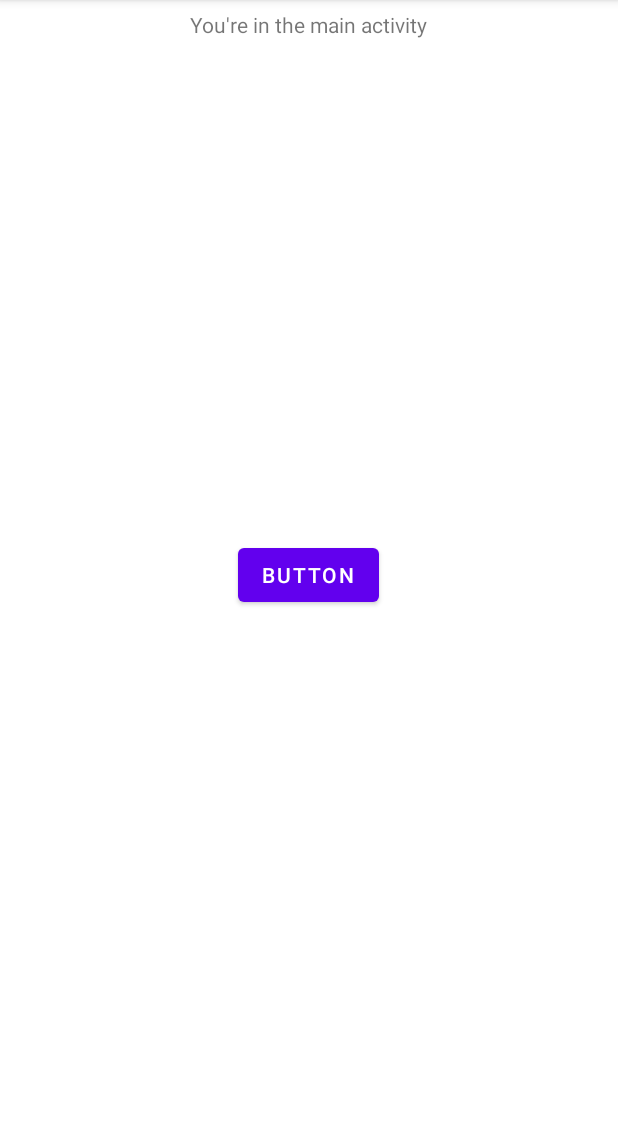
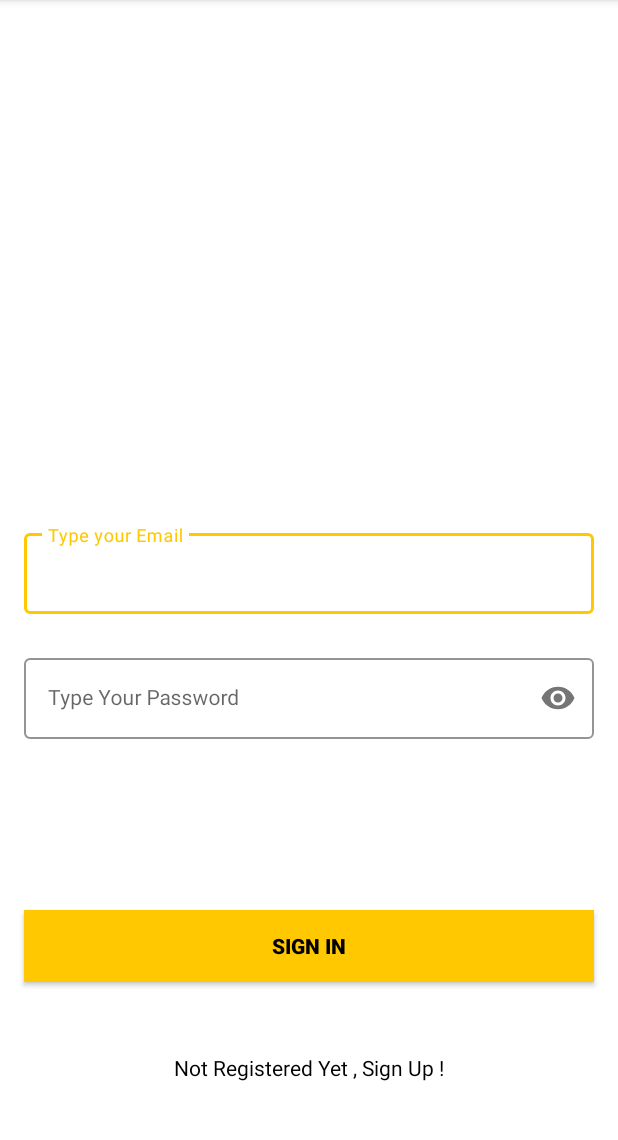
Before and after one commit to codeitamarjr/Y2S4MobileAppProject-OnlineShoppingApp, an Android app: the screen it shows after launch (MainActivity before the commit, SignInActivity after it), on a phone screen of 412 x 824 dp, the part 84-1224 px from its top. Run offline under Robolectric (Android 15) with nearby library versions, the phone set to English and light mode, and no system bars; our stand-ins replace Firebase (no records; nobody signed in at launch, a user with empty details on screens opened directly).

```diff
--- a/app/build.gradle
+++ b/app/build.gradle
@@ -2,6 +2,7 @@ plugins {
     id 'com.android.application'
     id 'org.jetbrains.kotlin.android'
     id 'kotlin-android-extensions'
+    id 'com.google.gms.google-services'
 }
 
 android {
@@ -30,6 +31,9 @@ android {
     kotlinOptions {
         jvmTarget = '1.8'
     }
+    buildFeatures{
+        viewBinding = true
+    }
 }
 
 dependencies {
@@ -38,6 +42,7 @@ dependencies {
     implementation 'androidx.appcompat:appcompat:1.4.1'
     implementation 'com.google.android.material:material:1.5.0'
     implementation 'androidx.constraintlayout:constraintlayout:2.1.3'
+    implementation 'com.google.firebase:firebase-auth:19.2.0'
     testImplementation 'junit:junit:4.13.2'
     androidTestImplementation 'androidx.test.ext:junit:1.1.3'
     androidTestImplementation 'androidx.test.espresso:espresso-core:3.4.0'
--- a/app/src/main/java/dev/itjunior/onlineshoppingapp/MainActivity.kt
+++ b/app/src/main/java/dev/itjunior/onlineshoppingapp/MainActivity.kt
@@ -1,10 +1,9 @@
 package dev.itjunior.onlineshoppingapp
 
 import android.content.Intent
+import android.os.Bundle
+import android.widget.Toast
 import androidx.appcompat.app.AppCompatActivity
-import android.os.Bundle
-import android.widget.Button
-import android.widget.Toast
 import kotlinx.android.synthetic.main.activity_main.*
 
 class MainActivity : AppCompatActivity() {
--- /dev/null
+++ b/app/src/main/java/dev/itjunior/onlineshoppingapp/SignInActivity.kt
@@ -0,0 +1,57 @@
+package dev.itjunior.onlineshoppingapp
+
+import android.content.Intent
+import android.os.Bundle
+import android.widget.Toast
+import androidx.appcompat.app.AppCompatActivity
+import dev.itjunior.onlineshoppingapp.databinding.ActivitySignInBinding
+import com.google.firebase.auth.FirebaseAuth
+
+class SignInActivity : AppCompatActivity() {
+
+    private lateinit var binding: ActivitySignInBinding
+    private lateinit var firebaseAuth: FirebaseAuth
+
+    override fun onCreate(savedInstanceState: Bundle?) {
+        super.onCreate(savedInstanceState)
+        binding = ActivitySignInBinding.inflate(layoutInflater)
+        setContentView(binding.root)
+
+
+        firebaseAuth = FirebaseAuth.getInstance()
+        binding.textView.setOnClickListener {
+            val intent = Intent(this, SignUpActivity::class.java)
+            startActivity(intent)
+        }
+
+        binding.button.setOnClickListener {
+            val email = binding.emailEt.text.toString()
+            val pass = binding.passET.text.toString()
+
+            if (email.isNotEmpty() && pass.isNotEmpty()) {
+
+                firebaseAuth.signInWithEmailAndPassword(email, pass).addOnCompleteListener {
+                    if (it.isSuccessful) {
+                        val intent = Intent(this, MainActivity::class.java)
+                        startActivity(intent)
+                    } else {
+                        Toast.makeText(this, it.exception.toString(), Toast.LENGTH_SHORT).show()
+
+                    }
+                }
+            } else {
+                Toast.makeText(this, "Empty Fields Are not Allowed !!", Toast.LENGTH_SHORT).show()
+
+            }
+        }
+    }
+
+    override fun onStart() {
+        super.onStart()
+
+        if(firebaseAuth.currentUser != null){
+            val intent = Intent(this, MainActivity::class.java)
+            startActivity(intent)
+        }
+    }
+}
--- /dev/null
+++ b/app/src/main/res/layout/activity_sign_in.xml
@@ -0,0 +1,83 @@
+<?xml version="1.0" encoding="utf-8"?>
+<androidx.constraintlayout.widget.ConstraintLayout xmlns:android="http://schemas.android.com/apk/res/android"
+    xmlns:app="http://schemas.android.com/apk/res-auto"
+    xmlns:tools="http://schemas.android.com/tools"
+    android:layout_width="match_parent"
+    android:layout_height="match_parent"
+    tools:context=".SignInActivity">
+
+    <com.google.android.material.textfield.TextInputLayout
+        android:id="@+id/emailLayout"
+        style="@style/LoginTextInputOuterFieldStyle"
+        android:layout_width="match_parent"
+        android:layout_height="wrap_content"
+        android:layout_marginHorizontal="16dp"
+        android:layout_marginTop="350dp"
+        app:boxStrokeColor="@color/yellow"
+        app:hintTextColor="@color/yellow"
+        app:layout_constraintEnd_toEndOf="parent"
+        app:layout_constraintHorizontal_bias="0.5"
+        app:layout_constraintStart_toStartOf="parent"
+        app:layout_constraintTop_toTopOf="parent">
+
+        <com.google.android.material.textfield.TextInputEditText
+            android:id="@+id/emailEt"
+            style="@style/LoginTextInputInnerFieldStyle"
+            android:layout_width="match_parent"
+            android:layout_height="wrap_content"
+            android:hint="Type your Email"
+            android:inputType="textEmailAddress" />
+    </com.google.android.material.textfield.TextInputLayout>
+
+    <com.google.android.material.textfield.TextInputLayout
+        android:id="@+id/passwordLayout"
+        style="@style/LoginTextInputOuterFieldStyle"
+        android:layout_width="match_parent"
+        android:layout_height="wrap_content"
+        android:layout_marginHorizontal="16dp"
+        android:layout_marginTop="24dp"
+        app:boxStrokeColor="@color/yellow"
+        app:hintTextColor="@color/yellow"
+        app:layout_constraintEnd_toEndOf="parent"
+        app:layout_constraintHorizontal_bias="0.5"
+        app:layout_constraintStart_toStartOf="parent"
+        app:layout_constraintTop_toBottomOf="@id/emailLayout"
+        app:passwordToggleEnabled="true">
+
+        <com.google.android.material.textfield.TextInputEditText
+            android:id="@+id/passET"
+            style="@style/LoginTextInputInnerFieldStyle"
+            android:layout_width="match_parent"
+            android:layout_height="wrap_content"
+            android:hint="Type Your Password"
+            android:inputType="textPassword" />
+    </com.google.android.material.textfield.TextInputLayout>
+
+    <androidx.appcompat.widget.AppCompatButton
+        android:id="@+id/button"
+        android:layout_width="0dp"
+        android:layout_height="wrap_content"
+        android:layout_marginHorizontal="16dp"
+        android:background="@color/yellow"
+        android:text="Sign In"
+        android:textColor="@color/black"
+        android:textStyle="bold"
+        app:layout_constraintBottom_toBottomOf="parent"
+        app:layout_constraintEnd_toEndOf="parent"
+        app:layout_constraintHorizontal_bias="0.5"
+        app:layout_constraintStart_toStartOf="parent"
+        app:layout_constraintTop_toBottomOf="@+id/passwordLayout" />
+
+    <TextView
+        android:id="@+id/textView"
+        android:layout_width="wrap_content"
+        android:layout_height="wrap_content"
+        android:textColor="@color/black"
+        android:text="Not Registered Yet , Sign Up !"
+        app:layout_constraintBottom_toBottomOf="parent"
+        app:layout_constraintEnd_toEndOf="parent"
+        app:layout_constraintHorizontal_bias="0.5"
+        app:layout_constraintStart_toStartOf="parent"
+        app:layout_constraintTop_toBottomOf="@+id/button" />
+
+</androidx.constraintlayout.widget.ConstraintLayout>
--- a/app/src/main/res/values/colors.xml
+++ b/app/src/main/res/values/colors.xml
@@ -7,4 +7,6 @@
     <color name="teal_700">#FF018786</color>
     <color name="black">#FF000000</color>
     <color name="white">#FFFFFFFF</color>
+    <color name="yellow">#FFC801</color>
+
 </resources>
--- /dev/null
+++ b/app/src/main/res/values/theme.xml
@@ -0,0 +1,33 @@
+<resources xmlns:tools="http://schemas.android.com/tools">
+    <!-- Base application theme. -->
+    <style name="Theme.LoginAndSignUp" parent="Theme.MaterialComponents.DayNight.NoActionBar">
+        <!-- Primary brand color. -->
+        <item name="colorPrimary">@color/purple_500</item>
+        <item name="colorPrimaryVariant">@color/purple_700</item>
+        <item name="colorOnPrimary">@color/white</item>
+        <!-- Secondary brand color. -->
+        <item name="colorSecondary">@color/teal_200</item>
+        <item name="colorSecondaryVariant">@color/teal_700</item>
+        <item name="colorOnSecondary">@color/black</item>
+        <!-- Status bar color. -->
+        <item name="android:statusBarColor" tools:targetApi="l">@color/yellow</item>
+        <!-- Customize your theme here. -->
+    </style>
+
+    <style name="LoginTextInputOuterFieldStyle" parent="Widget.MaterialComponents.TextInputLayout.OutlinedBox">
+        <item name="android:layout_width">match_parent</item>
+        <item name="android:layout_height">wrap_content</item>
+        <item name="android:layout_marginTop">15dp</item>
+        <item name="android:layout_marginBottom">15dp</item>
+    </style>
+
+    <style name="LoginTextInputInnerFieldStyle" parent="Widget.MaterialComponents.TextInputLayout.OutlinedBox">
+        <item name="android:layout_width">match_parent</item>
+        <item name="android:layout_height">wrap_content</item>
+        <item name="android:textColor">@color/black</item>
+        <item name="android:textColorHint">@color/black</item>
+        <item name="android:maxLines">1</item>
+        <item name="android:textSize">14sp</item>
+        <item name="android:singleLine">true</item>
+    </style>
+</resources>
--- a/build.gradle
+++ b/build.gradle
@@ -1,4 +1,8 @@
-// Top-level build file where you can add configuration options common to all sub-projects/modules.
+buildscript {
+    dependencies {
+        classpath 'com.google.gms:google-services:4.3.3'
+    }
+}// Top-level build file where you can add configuration options common to all sub-projects/modules.
 plugins {
     id 'com.android.application' version '7.1.3' apply false
     id 'com.android.library' version '7.1.3' apply false
```
Also changed, not shown: app/src/main/AndroidManifest.xml (+12 -3 lines), app/src/main/java/dev/itjunior/onlineshoppingapp/SignUpActivity.kt (added, +53 -0 lines), app/src/main/res/drawable/strike.xml (added, +9 -0 lines), app/src/main/res/layout/activity_main.xml (+16 -8 lines), app/src/main/res/layout/activity_posts.xml (+17 -4 lines), app/src/main/res/layout/activity_sign_up.xml (added, +106 -0 lines), app/src/main/res/layout/template_post_item.xml (+117 -25 lines), 1 other file.
